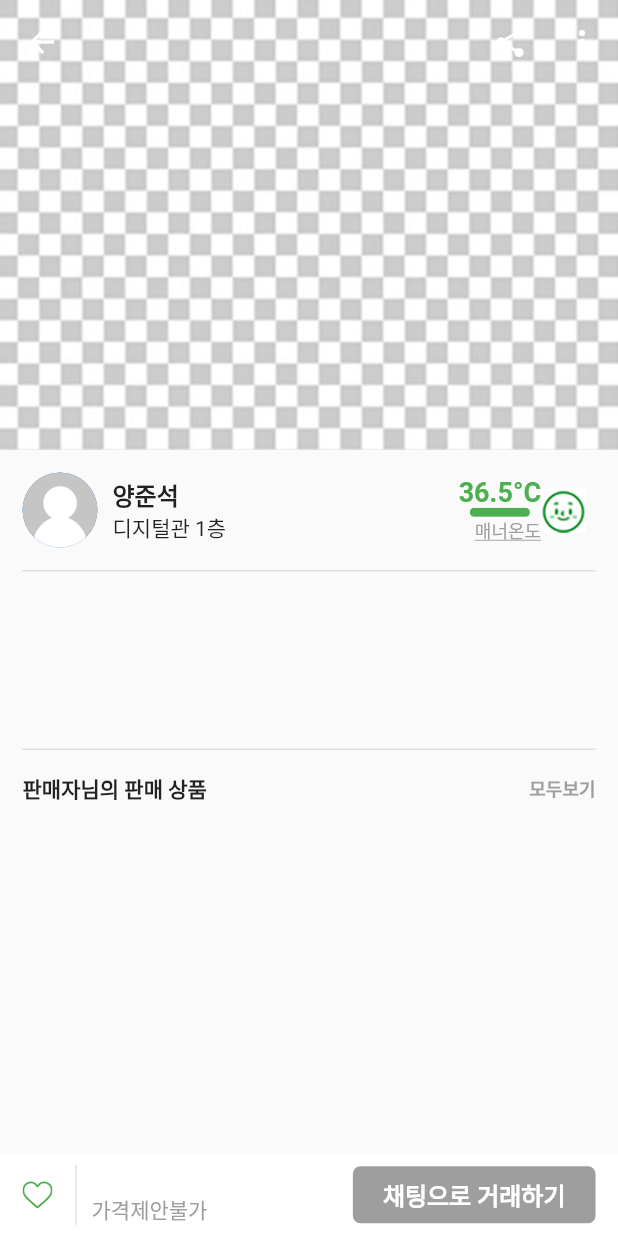
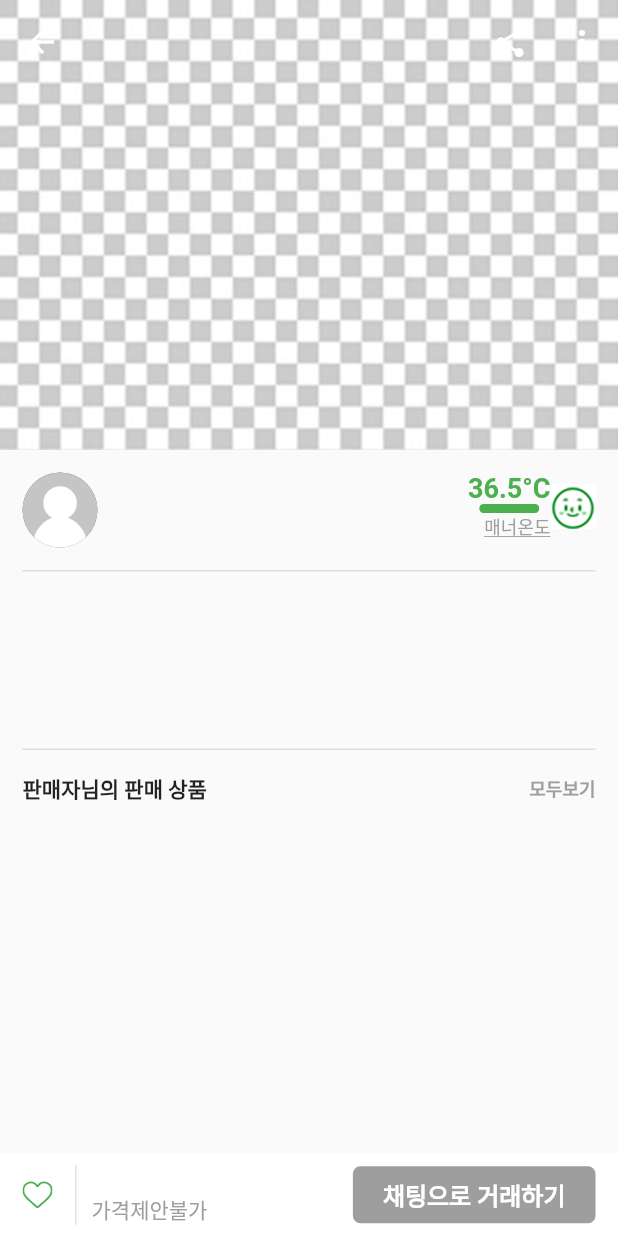
Before and after one commit to Mkyupark/Hakgeun_Market, a Flutter app: the Detail screen opened directly with empty values, on a phone screen of 412 x 824 dp. Run offline on Flutter 3.47's test engine with Material 2 defaults, Android fonts, the phone set to English and light mode, and no system bars; our stand-ins replace cloud_firestore, firebase_auth, firebase_core, flutter_svg, get, image_picker; accounts and stored records are empty.

Commit message:
1. 매너온도 고정안되는거 오른쪽에 고정되게 수정 2. 관심하트 누르면 UI 바뀌게 수정

```diff
--- a/lib/pages/detail.dart
+++ b/lib/pages/detail.dart
@@ -4,7 +4,6 @@ import 'package:flutter_svg/svg.dart';
 import 'package:get/get.dart';
 import 'package:hakgeun_market/models/goods.dart';
 import 'package:hakgeun_market/models/user.dart';
-import 'package:hakgeun_market/pages/Goods/home.dart';
 import 'package:hakgeun_market/pages/app.dart';
 import 'package:hakgeun_market/provider/user_provider.dart';
 import 'package:hakgeun_market/service/goodsService.dart';
@@ -27,6 +26,8 @@ class _DetailState extends State<Detail> {
   late List<Goods> goodsList;
   final UserProvider _userProvider = UserProvider();
   var isLoading = true;
+  bool isHeartOn = false;
+
 // 채팅방 이름 생성을 도와주는 함수
   String _generateChatRoomName(String nickName1, String nickName2) {
     // 닉네임을 알파벳 순으로 정렬하여 일관된 순서를 보장합니다.
@@ -39,8 +40,10 @@ String _generateChatRoomName(String nickName1, String nickName2) {
   Future<bool> _checkIfChatRoomExists(String chatRoomName) async {
     try {
       // Firestore에서 chatRooms 컬렉션의 해당 문서를 가져옵니다.
-    DocumentSnapshot snapshot =
-        await FirebaseFirestore.instance.collection('chatRooms').doc(chatRoomName).get();
+      DocumentSnapshot snapshot = await FirebaseFirestore.instance
+          .collection('chatRooms')
+          .doc(chatRoomName)
+          .get();
 
       // 문서가 존재하면 true를 반환합니다.
       return snapshot.exists;
@@ -52,10 +55,12 @@ Future<bool> _checkIfChatRoomExists(String chatRoomName) async {
   }
 
 // 채팅방을 생성하는 함수
-Future<void> _createChatRoom(String chatRoomName, String rname, String uid1, String uid2) async {
+  Future<void> _createChatRoom(
+      String chatRoomName, String rname, String uid1, String uid2) async {
     try {
       // Firestore에서 chatRooms 컬렉션에 새 문서를 생성합니다.
-    DocumentReference chatRoomRef = FirebaseFirestore.instance.collection('chatRooms').doc(chatRoomName);
+      DocumentReference chatRoomRef =
+          FirebaseFirestore.instance.collection('chatRooms').doc(chatRoomName);
 
       // 채팅방 정보를 추가합니다.
       await chatRoomRef.set({
@@ -65,10 +70,7 @@ Future<void> _createChatRoom(String chatRoomName, String rname, String uid1, Str
       });
 
       // "messages" 서브컬렉션을 추가합니다.
-    await chatRoomRef.collection('messages').add({
-
-
-    });
+      await chatRoomRef.collection('messages').add({});
     } catch (e) {
       print('Error creating chat room: $e');
       // Handle the error appropriately
@@ -113,7 +115,7 @@ Future<void> _createChatRoom(String chatRoomName, String rname, String uid1, Str
             width: 100,
             height: 300,
             fit: BoxFit.fill,
-          )); // 사진이 없을 경우 표시할 위젯(현재는 빈 컨테이너)
+          ));
     }
     String imageUrl = goodsData!.photoList![0];
     return Container(
@@ -194,32 +196,39 @@ Future<void> _createChatRoom(String chatRoomName, String rname, String uid1, Str
   Widget _sellerSimpleInfo() {
     return Padding(
       padding: const EdgeInsets.all(15.0),
-      child: SingleChildScrollView(
         child: Row(
-          mainAxisAlignment: MainAxisAlignment.spaceBetween,
+          children: [
+            Expanded(
+            child: Stack(
+              children: [
+                Positioned(
+                  child: Row(
                   children: [
                     CircleAvatar(
                       radius: 25,
-              backgroundImage: Image.asset("assets/images/user.png").image,
+                      backgroundImage:
+                          Image.asset("assets/images/user.png").image,
                     ),
                     const SizedBox(width: 10),
-            const Column(
+                    Column(
                       crossAxisAlignment: CrossAxisAlignment.start,
                       children: [
                         Text(
-                  "양준석",
+                          goodsData!.username,
                           style: TextStyle(
                             fontWeight: FontWeight.bold,
                             fontSize: 16,
                           ),
                         ),
-                Text("디지털관 1층"),
                       ],
                     ),
-            const SizedBox(width: 150),
-            Expanded(child: _tempset())
                   ],
+                )),
+                Positioned(right: 0, child: _tempset())
+              ],
+            )
             ),
+          ],
         ),
     );
   }
@@ -326,11 +335,18 @@ Future<void> _createChatRoom(String chatRoomName, String rname, String uid1, Str
       color: Colors.white,
       child: Row(
         children: [
-          SvgPicture.asset(
-            "assets/svg/heart_off.svg",
+          GestureDetector(
+            onTap: () {
+              setState(() {
+                isHeartOn = !isHeartOn;
+              });
+            },
+            child: SvgPicture.asset(
+              isHeartOn ? "assets/svg/heart_on.svg" : "assets/svg/heart_off.svg",
               width: 20,
               height: 20,
               color: Colors.green,
+            ),
           ),
           Container(
             margin: const EdgeInsets.only(left: 15, right: 10),
@@ -360,11 +376,13 @@ Future<void> _createChatRoom(String chatRoomName, String rname, String uid1, Str
               mainAxisAlignment: MainAxisAlignment.end,
               children: [
                 Container(
-        padding: const EdgeInsets.symmetric(horizontal: 20, vertical: 7),
+                  padding:
+                      const EdgeInsets.symmetric(horizontal: 20, vertical: 7),
                   decoration: BoxDecoration(
                     borderRadius: BorderRadius.circular(5),
                     color: goodsData!.username == currentUser!.nickName
-              ? Colors.grey // Change the color to grey if usernames match
+                        ? Colors
+                            .grey // Change the color to grey if usernames match
                         : Colors.green, // Use green otherwise
                   ),
                   child: GestureDetector(
@@ -372,10 +390,13 @@ Future<void> _createChatRoom(String chatRoomName, String rname, String uid1, Str
                         ? null // Disable onTap if usernames match
                         : () async {
                             // Your existing onTap logic here
-                  String chatRoomName = _generateChatRoomName(goodsData!.username, currentUser!.nickName);
-                  bool roomExists = await _checkIfChatRoomExists(chatRoomName);
+                            String chatRoomName = _generateChatRoomName(
+                                goodsData!.username, currentUser!.nickName);
+                            bool roomExists =
+                                await _checkIfChatRoomExists(chatRoomName);
                             if (!roomExists) {
-                    await _createChatRoom(chatRoomName, chatRoomName, goodsData!.username, currentUser.nickName);
+                              await _createChatRoom(chatRoomName, chatRoomName,
+                                  goodsData!.username, currentUser.nickName);
                             }
                             Navigator.of(context).push(
                               MaterialPageRoute(
@@ -400,7 +421,6 @@ Future<void> _createChatRoom(String chatRoomName, String rname, String uid1, Str
               ],
             ),
           ),
-
         ],
       ),
     );
@@ -476,8 +496,8 @@ Future<void> _createChatRoom(String chatRoomName, String rname, String uid1, Str
                     ),
                     Text(
                       goods.price,
-                      style:
-                          const TextStyle(fontSize: 14, fontWeight: FontWeight.bold),
+                      style: const TextStyle(
+                          fontSize: 14, fontWeight: FontWeight.bold),
                     ),
                   ],
                 ),
@@ -497,4 +517,5 @@ Future<void> _createChatRoom(String chatRoomName, String rname, String uid1, Str
         body: _bodyWidget(),
         bottomNavigationBar: _bottomBarWidget());
   }
+
 }
```
Lines whose indentation alone changed are shown as unchanged.
